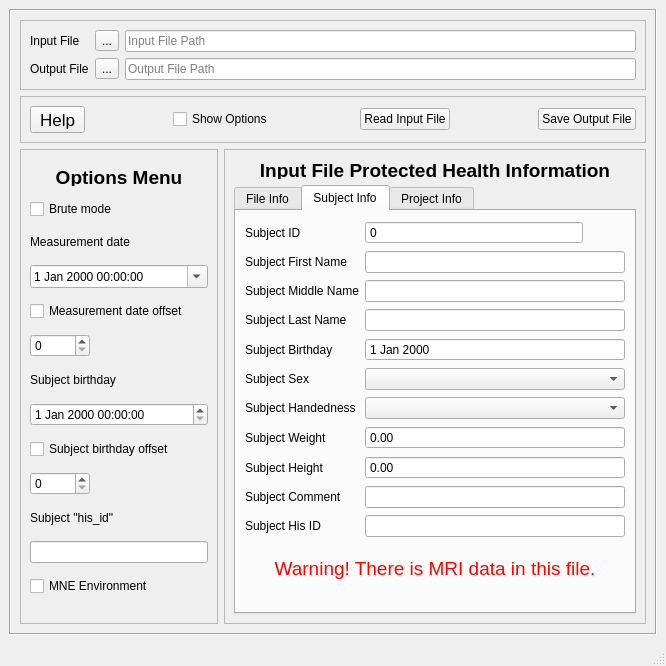
Before: the Qt Designer form applications/mne_anonymize/mainwindow.ui in mne-tools/mne-cpp, drawn with Qt 5.
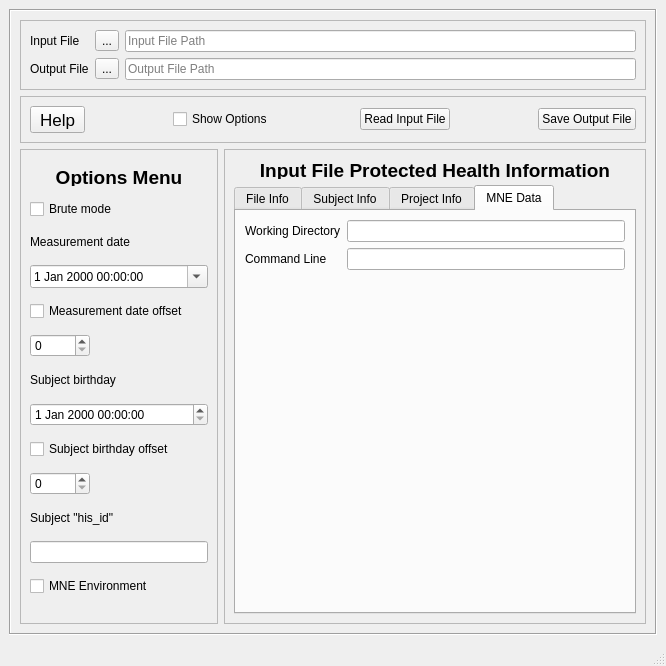
After: the same form once the commit is applied.

Commit message: add label and lineedit holders for mne enviromnent

```diff
--- a/applications/mne_anonymize/mainwindow.ui
+++ b/applications/mne_anonymize/mainwindow.ui
@@ -504,7 +504,7 @@
                  <bool>true</bool>
                 </property>
                 <property name="currentIndex">
-                 <number>1</number>
+                 <number>3</number>
                 </property>
                 <widget class="QWidget" name="tab">
                  <attribute name="title">
@@ -882,6 +882,33 @@
                   </item>
                  </layout>
                 </widget>
+                <widget class="QWidget" name="tab_4">
+                 <attribute name="title">
+                  <string>MNE Data</string>
+                 </attribute>
+                 <layout class="QFormLayout" name="formLayout">
+                  <item row="0" column="0">
+                   <widget class="QLabel" name="labelMNEEnvironmentWorkingDirExtra">
+                    <property name="text">
+                     <string>Working Directory</string>
+                    </property>
+                   </widget>
+                  </item>
+                  <item row="0" column="1">
+                   <widget class="QLineEdit" name="lineEditMNEEnvironmentWorkingDirExtra"/>
+                  </item>
+                  <item row="1" column="1">
+                   <widget class="QLineEdit" name="lineEditMNEEnvironmentCommandExtra"/>
+                  </item>
+                  <item row="1" column="0">
+                   <widget class="QLabel" name="labelMNEEnvironmentCommandExtra">
+                    <property name="text">
+                     <string>Command Line</string>
+                    </property>
+                   </widget>
+                  </item>
+                 </layout>
+                </widget>
                </widget>
               </item>
              </layout>
```
